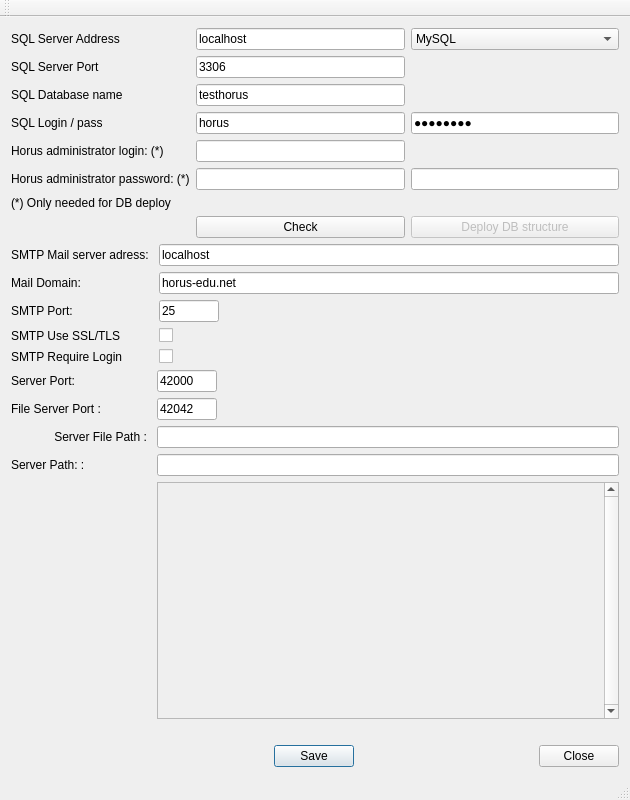
Qt form Installer/Configuration/HorusXconf/mainwindow.ui (freakyzoidberg/horus-edu) before a commit.
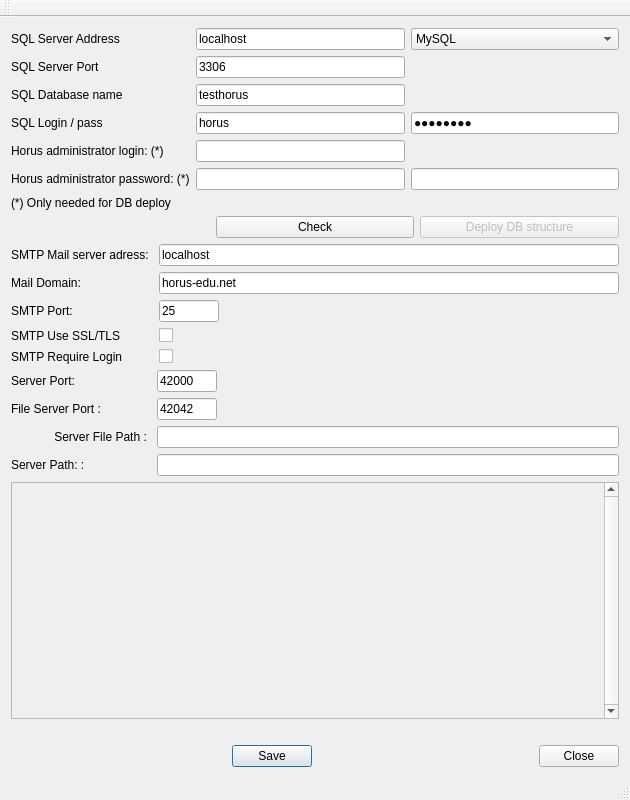
The same form after that commit.

```diff
--- a/Installer/Configuration/HorusXconf/mainwindow.ui
+++ b/Installer/Configuration/HorusXconf/mainwindow.ui
@@ -30,7 +30,7 @@
     </sizepolicy>
    </property>
    <layout class="QGridLayout" name="gridLayout_2">
-    <item row="0" column="0" colspan="3">
+    <item row="0" column="0">
      <layout class="QGridLayout" name="gridLayout">
       <property name="sizeConstraint">
        <enum>QLayout::SetNoConstraint</enum>
@@ -101,29 +101,6 @@
         </property>
        </widget>
       </item>
-      <item row="7" column="3">
-       <widget class="QPushButton" name="pushButton">
-        <property name="text">
-         <string>Check</string>
-        </property>
-        <property name="autoDefault">
-         <bool>false</bool>
-        </property>
-        <property name="default">
-         <bool>false</bool>
-        </property>
-        <property name="flat">
-         <bool>false</bool>
-        </property>
-       </widget>
-      </item>
-      <item row="7" column="2">
-       <widget class="QLabel" name="label_2">
-        <property name="text">
-         <string/>
-        </property>
-       </widget>
-      </item>
       <item row="4" column="2">
        <widget class="QLabel" name="label_7">
         <property name="text">
@@ -155,16 +132,6 @@
         </property>
        </widget>
       </item>
-      <item row="7" column="4">
-       <widget class="QPushButton" name="pushButton_4">
-        <property name="enabled">
-         <bool>false</bool>
-        </property>
-        <property name="text">
-         <string>Deploy DB structure</string>
-        </property>
-       </widget>
-      </item>
       <item row="6" column="2">
        <widget class="QLabel" name="label_12">
         <property name="text">
@@ -188,7 +155,44 @@
       </item>
      </layout>
     </item>
-    <item row="1" column="0" colspan="3">
+    <item row="1" column="0">
+     <layout class="QHBoxLayout" name="horizontalLayout">
+      <item>
+       <widget class="QLabel" name="label_2">
+        <property name="text">
+         <string/>
+        </property>
+       </widget>
+      </item>
+      <item>
+       <widget class="QPushButton" name="pushButton">
+        <property name="text">
+         <string>Check</string>
+        </property>
+        <property name="autoDefault">
+         <bool>false</bool>
+        </property>
+        <property name="default">
+         <bool>false</bool>
+        </property>
+        <property name="flat">
+         <bool>false</bool>
+        </property>
+       </widget>
+      </item>
+      <item>
+       <widget class="QPushButton" name="pushButton_4">
+        <property name="enabled">
+         <bool>false</bool>
+        </property>
+        <property name="text">
+         <string>Deploy DB structure</string>
+        </property>
+       </widget>
+      </item>
+     </layout>
+    </item>
+    <item row="2" column="0">
      <layout class="QFormLayout" name="formLayout">
       <property name="fieldGrowthPolicy">
        <enum>QFormLayout::ExpandingFieldsGrow</enum>
@@ -280,14 +284,16 @@
       </item>
      </layout>
     </item>
-    <item row="2" column="0">
+    <item row="3" column="0">
+     <layout class="QFormLayout" name="formLayout_2">
+      <item row="0" column="0">
      <widget class="QLabel" name="label_11">
       <property name="text">
        <string>Server Port:</string>
       </property>
      </widget>
     </item>
-    <item row="2" column="2">
+      <item row="0" column="1">
      <widget class="QLineEdit" name="lineEdit_13">
       <property name="sizePolicy">
        <sizepolicy hsizetype="Fixed" vsizetype="Fixed">
@@ -306,14 +312,14 @@
       </property>
      </widget>
     </item>
-    <item row="3" column="0" colspan="2">
+      <item row="1" column="0">
      <widget class="QLabel" name="label_17">
       <property name="text">
        <string>File Server Port : </string>
       </property>
      </widget>
     </item>
-    <item row="3" column="2">
+      <item row="1" column="1">
      <widget class="QLineEdit" name="lineEdit_8">
       <property name="sizePolicy">
        <sizepolicy hsizetype="Fixed" vsizetype="Fixed">
@@ -332,31 +338,33 @@
       </property>
      </widget>
     </item>
-    <item row="4" column="0" colspan="2">
+      <item row="2" column="0">
      <widget class="QLabel" name="label_18">
       <property name="text">
        <string>             Server File Path : </string>
       </property>
      </widget>
     </item>
-    <item row="4" column="2">
+      <item row="2" column="1">
      <widget class="QLineEdit" name="lineEdit_10"/>
     </item>
-    <item row="5" column="0">
+      <item row="3" column="0">
      <widget class="QLabel" name="label_9">
       <property name="text">
        <string>Server Path: : </string>
       </property>
      </widget>
     </item>
-    <item row="5" column="2">
+      <item row="3" column="1">
      <widget class="QLineEdit" name="lineEdit_16">
       <property name="text">
        <string/>
       </property>
      </widget>
     </item>
-    <item row="6" column="2">
+     </layout>
+    </item>
+    <item row="4" column="0">
      <widget class="QScrollArea" name="scrollArea">
       <property name="maximumSize">
        <size>
@@ -381,14 +389,14 @@
         <rect>
          <x>0</x>
          <y>0</y>
-         <width>423</width>
-         <height>134</height>
+         <width>592</width>
+         <height>136</height>
         </rect>
        </property>
       </widget>
      </widget>
     </item>
-    <item row="7" column="1" colspan="2">
+    <item row="5" column="0">
      <layout class="QGridLayout" name="gridLayout_4">
       <item row="2" column="0">
        <widget class="QDialogButtonBox" name="buttonBox">
```
Lines whose indentation alone changed are shown as unchanged.
